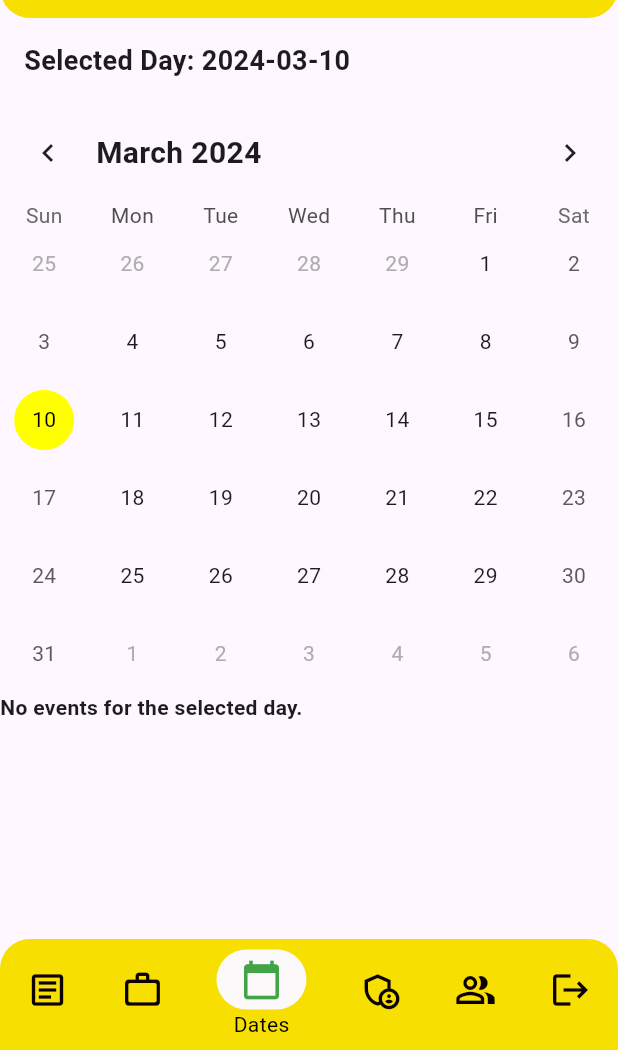
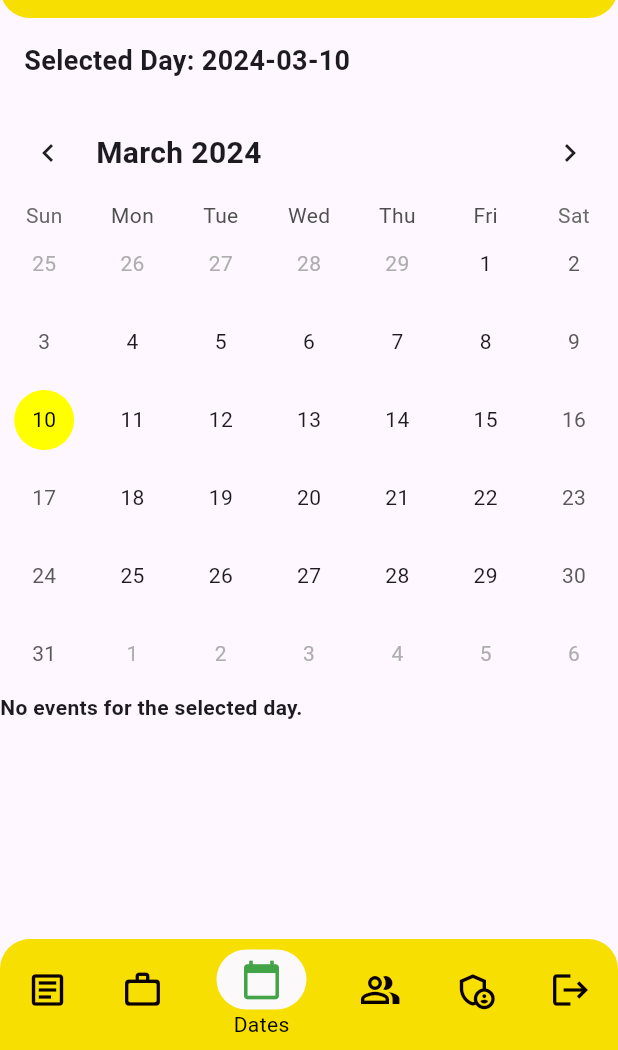
Before and after one commit to mahensanthush/leo_mobile_app, a Flutter app: the NavBar screen opened directly, item 3 of the bottom bar chosen, on a phone screen of 412 x 824 dp, the part 186-1236 px from its top. Run offline on Flutter 3.47's test engine with Material 3 defaults, Android fonts, the phone set to English and light mode, and no system bars; drawn by our look-alikes of table_calendar; our stand-ins replace cloud_firestore, firebase_auth, firebase_core, firebase_storage, flutter_linkify, google_sign_in and 1 more; accounts and stored records are empty.

Commit message:
add more

```diff
--- a/lib/NavBar.dart
+++ b/lib/NavBar.dart
@@ -19,8 +19,8 @@ class _NavBarState extends State<NavBar> {
     BlogPage(),
     ProjectPage(),
     EventPage(),
+    BoardPage(),
     AdminPage(),
-    BoardPage(),
   ];
 
   @override
@@ -66,13 +66,13 @@ class _NavBarState extends State<NavBar> {
               backgroundColor: Color.fromARGB(255, 247, 223, 2),
             ),
             BottomNavigationBarItem(
-              icon: buildIconWithBox(Icons.admin_panel_settings_outlined, 3),
-              label: 'Admin',
+              icon: buildIconWithBox(Icons.people_alt_outlined, 4),
+              label: 'board',
               backgroundColor: Color.fromARGB(255, 247, 223, 2),
             ),
             BottomNavigationBarItem(
-              icon: buildIconWithBox(Icons.people_alt_outlined, 4),
-              label: 'board',
+              icon: buildIconWithBox(Icons.admin_panel_settings_outlined, 3),
+              label: 'Admin',
               backgroundColor: Color.fromARGB(255, 247, 223, 2),
             ),
             BottomNavigationBarItem(
```
Also changed, not shown: lib/screens/board.dart (+11 -6 lines), assets/board/dilhara.jpg (added), assets/board/kavindya.jpg (added), assets/board/pawani.jpg (added), assets/board/sumal.jpg (added), assets/board/thisali.jpg (added).
